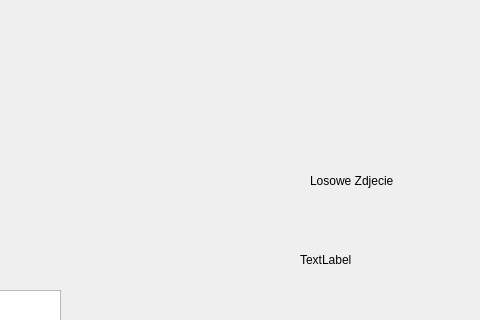
This is newwindow.ui in GrzemoTLM/Diocese-Management-QT-app as Qt 5 draws it before an edit; both pictures show x 310 to 790 and y 0 to 320 of the 936 by 720 pixel window. The edited form follows.
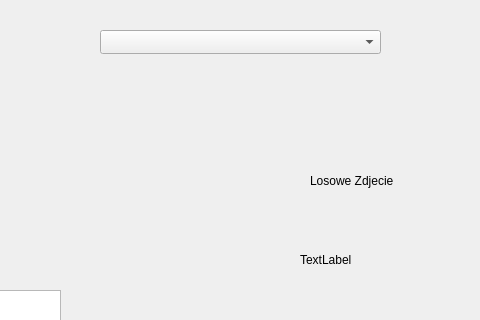
This is the edited form.

Patch:
```diff
--- a/newwindow.ui
+++ b/newwindow.ui
@@ -226,6 +226,16 @@
      </rect>
     </property>
    </widget>
+   <widget class="QComboBox" name="comboBoxParish">
+    <property name="geometry">
+     <rect>
+      <x>410</x>
+      <y>30</y>
+      <width>281</width>
+      <height>24</height>
+     </rect>
+    </property>
+   </widget>
   </widget>
   <widget class="QStatusBar" name="statusbar"/>
   <widget class="QMenuBar" name="menuBar">
```
Left out of the diff: 2 changed lines with no effect on the pictures.
